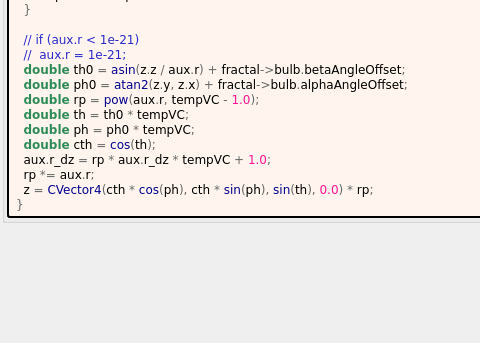
Before: the Qt Designer form mandelbulber2/formula/ui/mandelbulb_vary_power_v1.ui in buddhi1980/mandelbulber2, drawn with Qt 5; both pictures show x 0 to 480 and y 487 to 830 of the 771 by 830 pixel window.
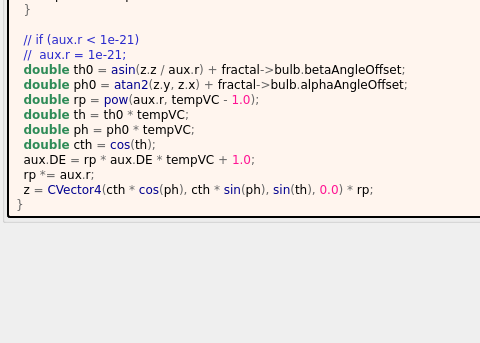
After: the same form once the commit is applied. Custom widgets are drawn as their Qt base class.

Diff of the .ui file:
```diff
--- a/mandelbulber2/formula/ui/mandelbulb_vary_power_v1.ui
+++ b/mandelbulber2/formula/ui/mandelbulb_vary_power_v1.ui
@@ -308,7 +308,7 @@
   &lt;span style=&quot;color:#2e8b57; font-weight:bold&quot;&gt;double&lt;/span&gt; th &lt;span style=&quot;color:#676767&quot;&gt;=&lt;/span&gt; th0 &lt;span style=&quot;color:#676767&quot;&gt;*&lt;/span&gt; tempVC&lt;span style=&quot;color:#676767&quot;&gt;;&lt;/span&gt;
   &lt;span style=&quot;color:#2e8b57; font-weight:bold&quot;&gt;double&lt;/span&gt; ph &lt;span style=&quot;color:#676767&quot;&gt;=&lt;/span&gt; ph0 &lt;span style=&quot;color:#676767&quot;&gt;*&lt;/span&gt; tempVC&lt;span style=&quot;color:#676767&quot;&gt;;&lt;/span&gt;
   &lt;span style=&quot;color:#2e8b57; font-weight:bold&quot;&gt;double&lt;/span&gt; cth &lt;span style=&quot;color:#676767&quot;&gt;=&lt;/span&gt; &lt;span style=&quot;color:#00008f&quot;&gt;cos&lt;/span&gt;&lt;span style=&quot;color:#676767&quot;&gt;(&lt;/span&gt;th&lt;span style=&quot;color:#676767&quot;&gt;);&lt;/span&gt;
-  aux&lt;span style=&quot;color:#676767&quot;&gt;.&lt;/span&gt;r_dz &lt;span style=&quot;color:#676767&quot;&gt;=&lt;/span&gt; rp &lt;span style=&quot;color:#676767&quot;&gt;*&lt;/span&gt; aux&lt;span style=&quot;color:#676767&quot;&gt;.&lt;/span&gt;r_dz &lt;span style=&quot;color:#676767&quot;&gt;*&lt;/span&gt; tempVC &lt;span style=&quot;color:#676767&quot;&gt;+&lt;/span&gt; &lt;span style=&quot;color:#ff1493&quot;&gt;1.0&lt;/span&gt;&lt;span style=&quot;color:#676767&quot;&gt;;&lt;/span&gt;
+  aux&lt;span style=&quot;color:#676767&quot;&gt;.&lt;/span&gt;DE &lt;span style=&quot;color:#676767&quot;&gt;=&lt;/span&gt; rp &lt;span style=&quot;color:#676767&quot;&gt;*&lt;/span&gt; aux&lt;span style=&quot;color:#676767&quot;&gt;.&lt;/span&gt;DE &lt;span style=&quot;color:#676767&quot;&gt;*&lt;/span&gt; tempVC &lt;span style=&quot;color:#676767&quot;&gt;+&lt;/span&gt; &lt;span style=&quot;color:#ff1493&quot;&gt;1.0&lt;/span&gt;&lt;span style=&quot;color:#676767&quot;&gt;;&lt;/span&gt;
   rp &lt;span style=&quot;color:#676767&quot;&gt;*=&lt;/span&gt; aux&lt;span style=&quot;color:#676767&quot;&gt;.&lt;/span&gt;r&lt;span style=&quot;color:#676767&quot;&gt;;&lt;/span&gt;
   z &lt;span style=&quot;color:#676767&quot;&gt;=&lt;/span&gt; &lt;span style=&quot;color:#00008f&quot;&gt;CVector4&lt;/span&gt;&lt;span style=&quot;color:#676767&quot;&gt;(&lt;/span&gt;cth &lt;span style=&quot;color:#676767&quot;&gt;*&lt;/span&gt; &lt;span style=&quot;color:#00008f&quot;&gt;cos&lt;/span&gt;&lt;span style=&quot;color:#676767&quot;&gt;(&lt;/span&gt;ph&lt;span style=&quot;color:#676767&quot;&gt;),&lt;/span&gt; cth &lt;span style=&quot;color:#676767&quot;&gt;*&lt;/span&gt; &lt;span style=&quot;color:#00008f&quot;&gt;sin&lt;/span&gt;&lt;span style=&quot;color:#676767&quot;&gt;(&lt;/span&gt;ph&lt;span style=&quot;color:#676767&quot;&gt;),&lt;/span&gt; &lt;span style=&quot;color:#00008f&quot;&gt;sin&lt;/span&gt;&lt;span style=&quot;color:#676767&quot;&gt;(&lt;/span&gt;th&lt;span style=&quot;color:#676767&quot;&gt;),&lt;/span&gt; &lt;span style=&quot;color:#ff1493&quot;&gt;0.0&lt;/span&gt;&lt;span style=&quot;color:#676767&quot;&gt;) *&lt;/span&gt; rp&lt;span style=&quot;color:#676767&quot;&gt;;&lt;/span&gt;
 &lt;span style=&quot;color:#676767&quot;&gt;}&lt;/span&gt;
```
